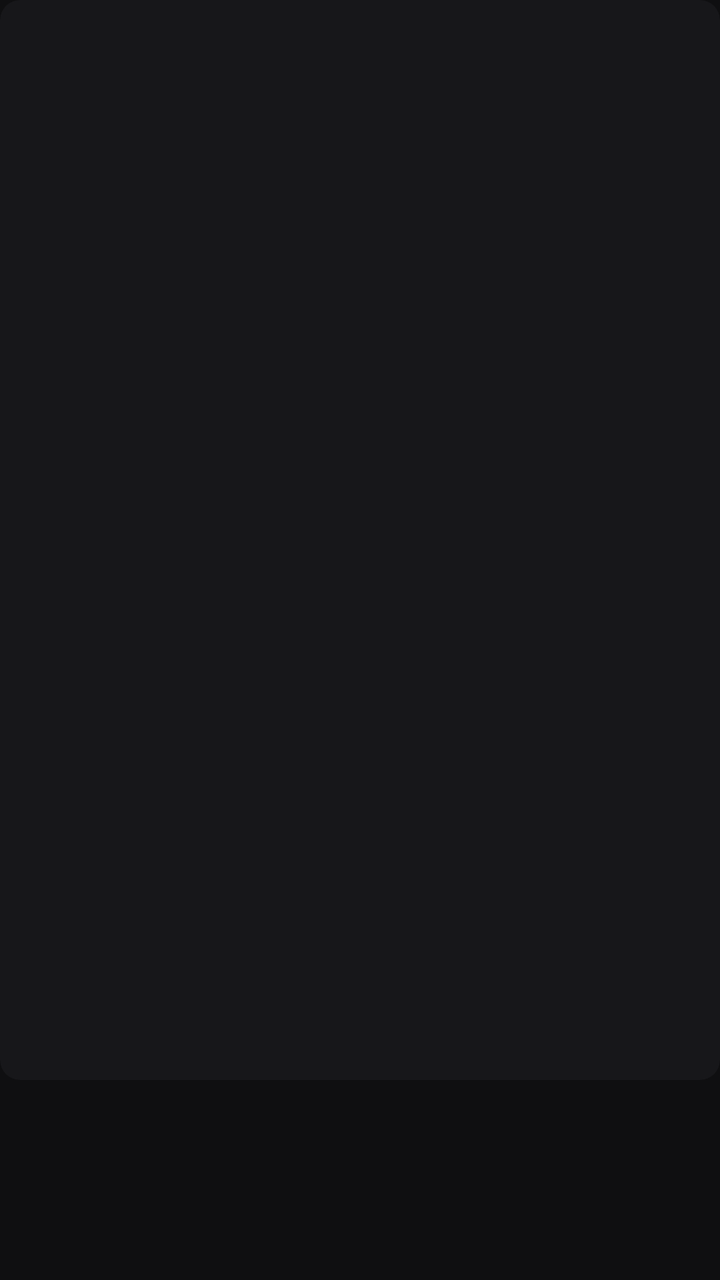
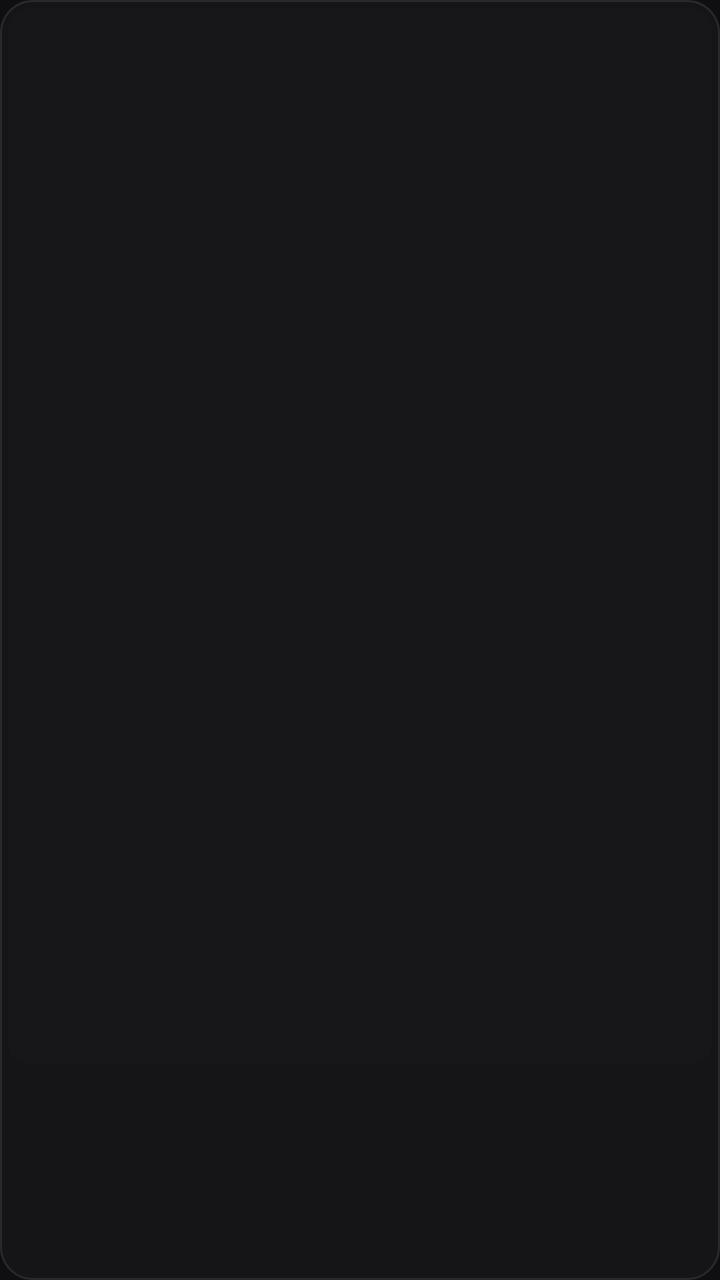

Two renders of the same Android screen: before a commit and after it. Below are the layout's source before the change and the commit's diff.
<!-- AndroidManifest.xml: application theme Theme.IPTVPlayer -->
<!-- res/layout/item_poster.xml -->
<?xml version="1.0" encoding="utf-8"?>
<LinearLayout xmlns:android="http://schemas.android.com/apk/res/android"
    xmlns:app="http://schemas.android.com/apk/res-auto"
    android:layout_width="match_parent"
    android:layout_height="wrap_content"
    android:orientation="vertical"
    android:layout_margin="6dp"
    android:clickable="true"
    android:focusable="true">

    <androidx.constraintlayout.widget.ConstraintLayout
        android:layout_width="match_parent"
        android:layout_height="wrap_content">

        <androidx.cardview.widget.CardView
            android:id="@+id/cardPoster"
            android:layout_width="0dp"
            android:layout_height="0dp"
            app:cardCornerRadius="10dp"
            app:cardElevation="0dp"
            app:cardBackgroundColor="@color/surface_solid"
            app:layout_constraintDimensionRatio="2:3"
            app:layout_constraintStart_toStartOf="parent"
            app:layout_constraintEnd_toEndOf="parent"
            app:layout_constraintTop_toTopOf="parent">

            <ImageView
                android:id="@+id/ivPoster"
                android:layout_width="match_parent"
                android:layout_height="match_parent"
                android:scaleType="centerCrop"
                android:contentDescription="@null" />
        </androidx.cardview.widget.CardView>
    </androidx.constraintlayout.widget.ConstraintLayout>

    <TextView
        android:id="@+id/tvPosterTitle"
        android:layout_width="match_parent"
        android:layout_height="wrap_content"
        android:layout_marginTop="6dp"
        android:textColor="@color/white"
        android:textSize="11.5sp"
        android:textStyle="bold"
        android:maxLines="1"
        android:ellipsize="end" />

    <TextView
        android:id="@+id/tvPosterSub"
        android:layout_width="match_parent"
        android:layout_height="wrap_content"
        android:textColor="@color/text_tertiary"
        android:textSize="10sp" />

</LinearLayout>
<!-- resources referenced by this layout -->
<resources>
  <color name="surface_solid">#FF17171A</color>
  <color name="text_tertiary">#66FFFFFF</color>
  <color name="white">#FFFFFFFF</color>
  <style name="Theme.IPTVPlayer" parent="Theme.Material3.DayNight.NoActionBar">
          <item name="colorPrimary">@color/purple_500</item>
          <item name="colorOnPrimary">@color/white</item>
          <item name="android:statusBarColor">@color/black</item>
          <item name="android:windowBackground">@color/background</item>
      </style>
  <color name="purple_500">#6750A4</color>
  <color name="black">#FF000000</color>
  <color name="background">#FF0F0F11</color>
</resources>

<!-- the commit's change to res/layout/item_poster.xml (unified diff, before → after) -->
@@ -5,6 +5,8 @@
     android:layout_height="wrap_content"
     android:orientation="vertical"
     android:layout_margin="6dp"
+    android:padding="4dp"
+    android:background="@drawable/bg_tile_focusable"
     android:clickable="true"
     android:focusable="true">
 
<!-- resource entries referenced after the edit -->
@@ -3,12 +3,41 @@
   <color name="surface_solid">#FF17171A</color>
   <color name="text_tertiary">#66FFFFFF</color>
   <color name="white">#FFFFFFFF</color>
+  <!-- drawable bg_tile_focusable (drawable) -->
+  <?xml version="1.0" encoding="utf-8"?>
+  <selector xmlns:android="http://schemas.android.com/apk/res/android">
+      
+      <item android:state_focused="true">
+          <shape android:shape="rectangle">
+              <solid android:color="#333DDC97" />
+              <corners android:radius="16dp" />
+              <stroke android:width="2dp" android:color="@color/accent" />
+          </shape>
+      </item>
+      <item android:state_pressed="true">
+          <shape android:shape="rectangle">
+              <solid android:color="#223DDC97" />
+              <corners android:radius="16dp" />
+              <stroke android:width="2dp" android:color="@color/accent" />
+          </shape>
+      </item>
+      <item>
+          <shape android:shape="rectangle">
+              <solid android:color="@color/surface" />
+              <corners android:radius="16dp" />
+              <stroke android:width="1dp" android:color="@color/border" />
+          </shape>
+      </item>
+  </selector>
   <style name="Theme.IPTVPlayer" parent="Theme.Material3.DayNight.NoActionBar">
           <item name="colorPrimary">@color/purple_500</item>
           <item name="colorOnPrimary">@color/white</item>
           <item name="android:statusBarColor">@color/black</item>
           <item name="android:windowBackground">@color/background</item>
       </style>
+  <color name="accent">#3DDC97</color>
+  <color name="surface">#CC17171A</color>
+  <color name="border">#1AFFFFFF</color>
   <color name="purple_500">#6750A4</color>
   <color name="black">#FF000000</color>
   <color name="background">#FF0F0F11</color>
